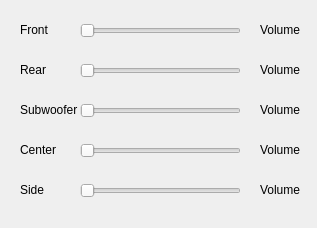
This is widget.ui in mrbindraw/DemoVolume as Qt 5 draws it before an edit. The edited form follows.
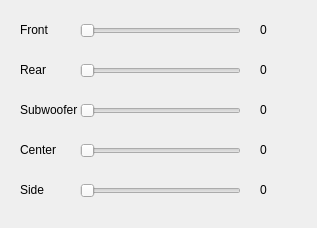
This is the edited form.

Commit message: Updated widget ui: labels volume, set default value to 0 and translatable false

```diff
--- a/widget.ui
+++ b/widget.ui
@@ -54,7 +54,7 @@
     </rect>
    </property>
    <property name="text">
-    <string>Volume</string>
+    <string notr="true">0</string>
    </property>
   </widget>
   <widget class="QLabel" name="lbChannelFront">
@@ -112,7 +112,7 @@
     </rect>
    </property>
    <property name="text">
-    <string>Volume</string>
+    <string notr="true">0</string>
    </property>
   </widget>
   <widget class="QLabel" name="lbVolumeSub">
@@ -125,7 +125,7 @@
     </rect>
    </property>
    <property name="text">
-    <string>Volume</string>
+    <string notr="true">0</string>
    </property>
   </widget>
   <widget class="QLabel" name="lbChannelSub">
@@ -183,7 +183,7 @@
     </rect>
    </property>
    <property name="text">
-    <string>Volume</string>
+    <string notr="true">0</string>
    </property>
   </widget>
   <widget class="QSlider" name="hsldChannelCenter">
@@ -228,7 +228,7 @@
     </rect>
    </property>
    <property name="text">
-    <string>Volume</string>
+    <string notr="true">0</string>
    </property>
   </widget>
   <widget class="QSlider" name="hsldChannelSide">
```
